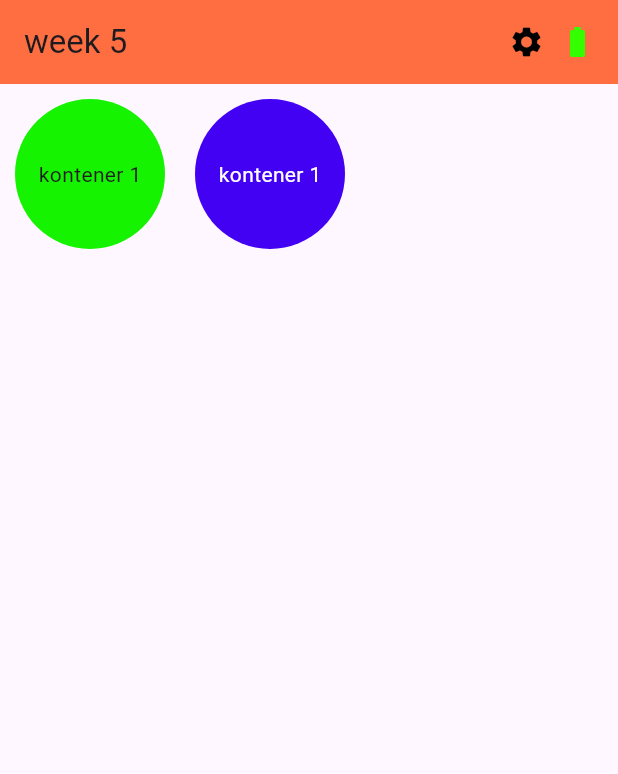
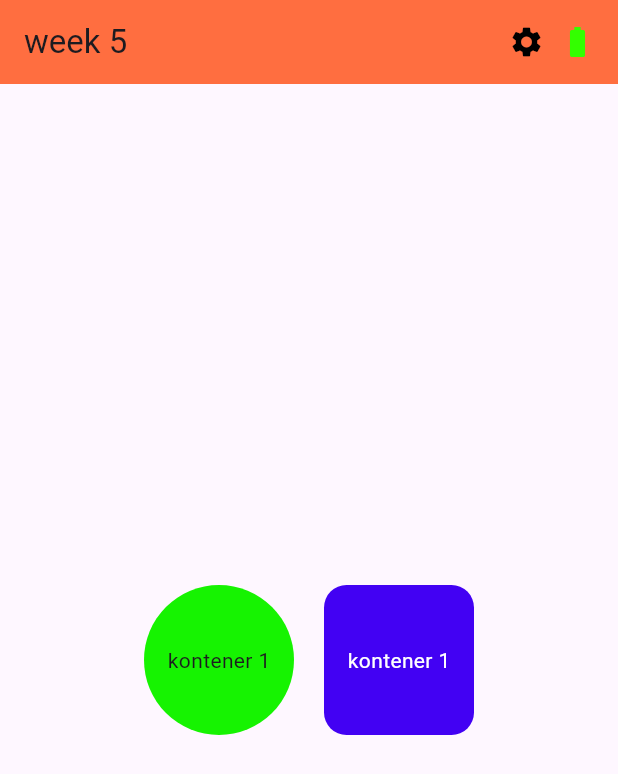
Before and after one commit to dwiilhammaulana/practice_week_5, a Flutter app: the screen it shows after launch, on a phone screen of 412 x 824 dp. Shown: the top 774 px of the screen. Run offline on Flutter 3.47's test engine with Material 3 defaults, Android fonts, the phone set to English and light mode, and no system bars.

Commit message:
membuat container jadi ditengah tengah body

```diff
--- a/lib/main.dart
+++ b/lib/main.dart
@@ -39,7 +39,9 @@ class MyHome extends StatelessWidget {
 
         ],
       ),
-      body: Row(
+      body: Center( child: Row(
+          mainAxisAlignment: MainAxisAlignment.center, // Tengah secara horizontal
+          crossAxisAlignment: CrossAxisAlignment.center, // Tengah secara vertikal
                     children: [
                       Container(
                         width: 100,
@@ -61,12 +63,13 @@ class MyHome extends StatelessWidget {
                         padding: EdgeInsets.all(10),
                         decoration: BoxDecoration(
                           color: const Color.fromARGB(255, 66, 1, 243),
-                          borderRadius: BorderRadius.circular(50),
+                          borderRadius: BorderRadius.circular(15),
                         ),
                         child: Text("kontener 1",style: TextStyle(color: Colors.white)),
                       ),
                     ],
                   ),
+                  ),
     );
   }
 }
```
